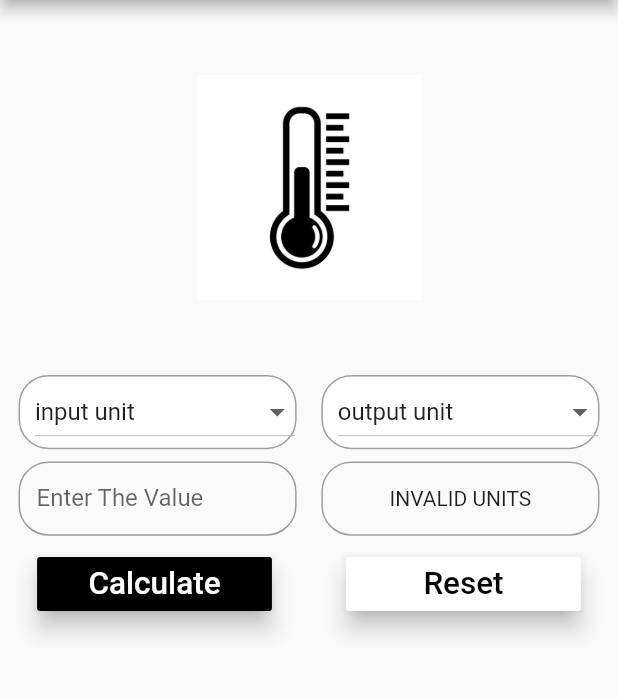
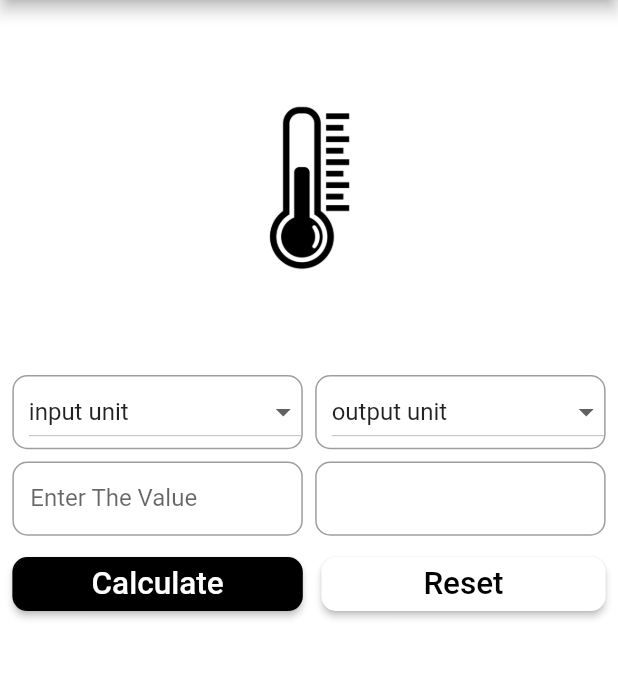
Before and after one commit to SarveshNayak/Temperature-meter, a Flutter app: the screen it shows after launch, after a tap on "Calculate", on a phone screen of 412 x 824 dp, the part 84-782 px from its top. Run offline on Flutter 3.47's test engine with Material 2 defaults, Android fonts, the phone set to English and light mode, and no system bars.

Commit message:
upgraded ui

```diff
--- a/lib/main.dart
+++ b/lib/main.dart
@@ -27,6 +27,7 @@ class _Tempe extends State<Temp> {
   var currentItem1 = "input unit";
   var currentItem2 = "output unit";
   var formKey = GlobalKey<FormState>();
+  var backcolor = Colors.white;
   @override
   Widget build(BuildContext context) {
     return Scaffold(
@@ -35,6 +36,7 @@ class _Tempe extends State<Temp> {
           title: Text("TEMPERATURE METER"),
         ),
         body: Container(
+          color: backcolor,
           child: Column(children: [
             getImage(),
             Row(
@@ -44,15 +46,14 @@ class _Tempe extends State<Temp> {
                   child: Row(
                     children: [
                       Container(
-                        width: MediaQuery.of(context).size.width * 0.03,
+                        width: MediaQuery.of(context).size.width * 0.02,
                       ),
                       Container(
-                        width: MediaQuery.of(context).size.width * 0.45,
+                        width: MediaQuery.of(context).size.width * 0.47,
                         height: MediaQuery.of(context).size.height * 0.06,
                         decoration: BoxDecoration(
-                          borderRadius: BorderRadius.circular(20.0),
+                          borderRadius: BorderRadius.circular(10.0),
                           border: Border.all(width: 1, color: Colors.grey),
-                          color: Colors.white,
                         ),
                         padding: EdgeInsets.only(left: 10.00),
                         child: DropdownButton<String>(
@@ -72,15 +73,14 @@ class _Tempe extends State<Temp> {
                         ),
                       ),
                       Container(
-                        width: MediaQuery.of(context).size.width * 0.04,
+                        width: MediaQuery.of(context).size.width * 0.02,
                       ),
                       Container(
-                        width: MediaQuery.of(context).size.width * 0.45,
+                        width: MediaQuery.of(context).size.width * 0.47,
                         height: MediaQuery.of(context).size.height * 0.06,
                         decoration: BoxDecoration(
-                          borderRadius: BorderRadius.circular(20.0),
+                          borderRadius: BorderRadius.circular(10.0),
                           border: Border.all(width: 1, color: Colors.grey),
-                          color: Colors.white,
                         ),
                         padding: EdgeInsets.only(left: 10.00),
                         child: Align(
@@ -112,10 +112,10 @@ class _Tempe extends State<Temp> {
             ),
             Row(children: [
               Container(
-                width: MediaQuery.of(context).size.width * 0.03,
+                width: MediaQuery.of(context).size.width * 0.02,
               ),
               Container(
-                width: MediaQuery.of(context).size.width * 0.45,
+                width: MediaQuery.of(context).size.width * 0.47,
                 height: MediaQuery.of(context).size.height * 0.06,
                 child: Align(
                   alignment: Alignment.center,
@@ -137,18 +137,18 @@ class _Tempe extends State<Temp> {
                           fontSize: 13.00,
                         ),
                         border: OutlineInputBorder(
-                            borderRadius: BorderRadius.circular(20.0))),
+                            borderRadius: BorderRadius.circular(10.0))),
                   ),
                 ),
               ),
               Container(
-                width: MediaQuery.of(context).size.width * 0.04,
+                width: MediaQuery.of(context).size.width * 0.02,
               ),
               Container(
-                width: MediaQuery.of(context).size.width * 0.45,
+                width: MediaQuery.of(context).size.width * 0.47,
                 height: MediaQuery.of(context).size.height * 0.06,
                 decoration: BoxDecoration(
-                  borderRadius: BorderRadius.circular(20.0),
+                  borderRadius: BorderRadius.circular(10.0),
                   border: Border.all(width: 1, color: Colors.grey),
                   color: Colors.transparent,
                 ),
@@ -163,13 +163,17 @@ class _Tempe extends State<Temp> {
             ),
             Row(children: [
               Container(
-                width: MediaQuery.of(context).size.width * 0.06,
+                width: MediaQuery.of(context).size.width * 0.02,
               ),
               Container(
-                width: MediaQuery.of(context).size.width * 0.38,
-                child: RaisedButton(
-                    color: Colors.black,
-                    elevation: 6.00,
+                width: MediaQuery.of(context).size.width * 0.47,
+                child: ElevatedButton(
+                    style: ElevatedButton.styleFrom(
+                      primary: Colors.black,
+                      shape: RoundedRectangleBorder(
+                        borderRadius: BorderRadius.circular(10.00),
+                      ),
+                    ),
                     child: Text(
                       "Calculate",
                       style: TextStyle(color: Colors.white),
@@ -184,13 +188,17 @@ class _Tempe extends State<Temp> {
                     }),
               ),
               Container(
-                width: MediaQuery.of(context).size.width * 0.12,
+                width: MediaQuery.of(context).size.width * 0.03,
               ),
               Container(
-                width: MediaQuery.of(context).size.width * 0.38,
-                child: RaisedButton(
-                    color: Colors.white,
-                    elevation: 6.00,
+                width: MediaQuery.of(context).size.width * 0.46,
+                child: ElevatedButton(
+                    style: ElevatedButton.styleFrom(
+                      primary: Colors.white,
+                      shape: RoundedRectangleBorder(
+                        borderRadius: BorderRadius.circular(10.00),
+                      ),
+                    ),
                     child: Text(
                       "Reset",
                       style: TextStyle(color: Colors.black),
@@ -261,6 +269,73 @@ class _Tempe extends State<Temp> {
       result = "INVALID UNITS";
     }
 
+    if (total > 0 && total <= 15) {
+      backcolor = Colors.yellow[50];
+    } else if (total > 15 && total <= 30) {
+      backcolor = Colors.yellow[100];
+    } else if (total > 30 && total <= 45) {
+      backcolor = Colors.yellow[200];
+    } else if (total > 45 && total <= 60) {
+      backcolor = Colors.yellow[300];
+    } else if (total > 60 && total <= 75) {
+      backcolor = Colors.yellow[400];
+    } else if (total > 75 && total <= 90) {
+      backcolor = Colors.yellow[500];
+    } else if (total > 90 && total <= 105) {
+      backcolor = Colors.yellow[600];
+    } else if (total > 105 && total <= 120) {
+      backcolor = Colors.yellow[700];
+    } else if (total > 120 && total <= 135) {
+      backcolor = Colors.yellow[900];
+    } else if (total > 135 && total <= 150) {
+      backcolor = Colors.orange[700];
+    } else if (total > 150 && total <= 165) {
+      backcolor = Colors.orange[800];
+    } else if (total > 165 && total <= 180) {
+      backcolor = Colors.orange[900];
+    } else if (total > 180 && total <= 195) {
+      backcolor = Colors.red[400];
+    } else if (total > 195 && total <= 210) {
+      backcolor = Colors.red[500];
+    } else if (total > 210 && total <= 225) {
+      backcolor = Colors.red[600];
+    } else if (total > 225 && total <= 240) {
+      backcolor = Colors.red[700];
+    } else if (total > 240 && total <= 255) {
+      backcolor = Colors.red[800];
+    } else if (total > 255) {
+      backcolor = Colors.red[900];
+    }
+    if (total >= -15 && total <= 0) {
+      backcolor = Colors.blue[50];
+    } else if (total >= -30 && total < -15) {
+      backcolor = Colors.blue[100];
+    } else if (total >= -45 && total < -30) {
+      backcolor = Colors.blue[200];
+    } else if (total >= -60 && total < -45) {
+      backcolor = Colors.blue[300];
+    } else if (total >= -75 && total < -60) {
+      backcolor = Colors.blue[400];
+    } else if (total >= -90 && total < -75) {
+      backcolor = Colors.blue[500];
+    } else if (total >= -105 && total < -90) {
+      backcolor = Colors.blue[600];
+    } else if (total >= -120 && total < -105) {
+      backcolor = Colors.blue[700];
+    } else if (total >= -135 && total < -120) {
+      backcolor = Colors.blue[900];
+    } else if (total >= -150 && total < -135) {
+      backcolor = Colors.deepPurple[500];
+    } else if (total >= -165 && total < -150) {
+      backcolor = Colors.deepPurple[600];
+    } else if (total >= -180 && total < -165) {
+      backcolor = Colors.deepPurple[700];
+    } else if (total >= -195 && total < -180) {
+      backcolor = Colors.deepPurple[800];
+    } else if (total >= -210 && total <= -195) {
+      backcolor = Colors.deepPurple[900];
+    }
+
     return result;
   }
 
@@ -269,5 +344,6 @@ class _Tempe extends State<Temp> {
     currentItem2 = "celsius";
     valueController.text = "";
     result = "";
+    backcolor = Colors.white;
   }
 }
```
Also changed, not shown: 1 other file.
